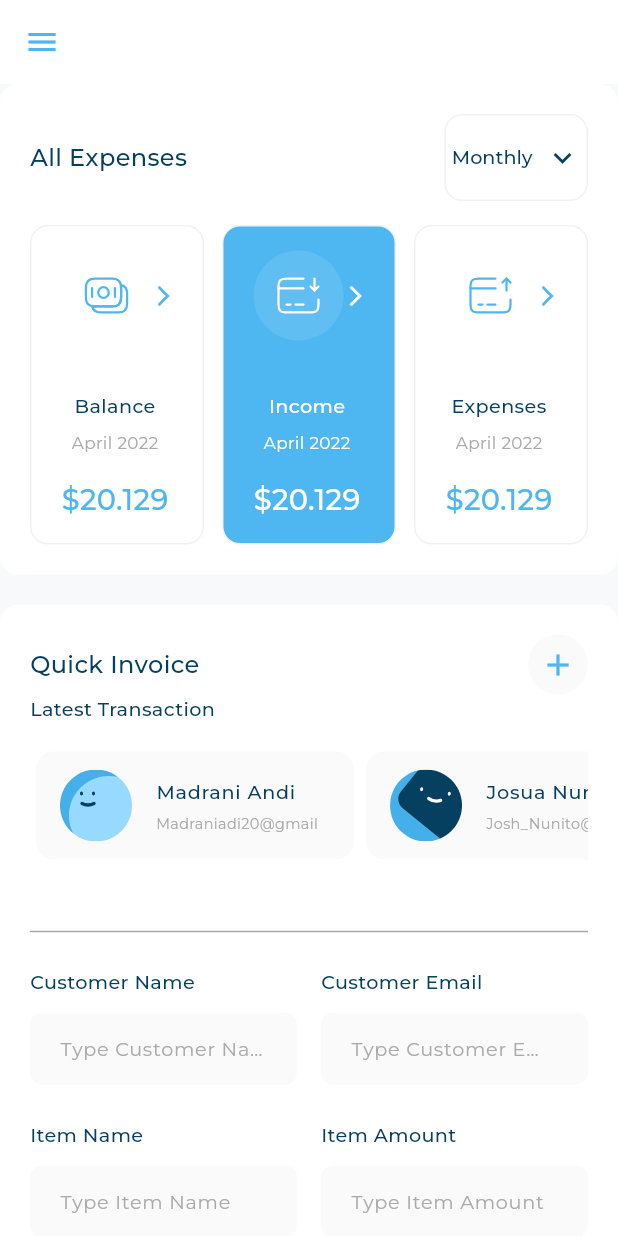
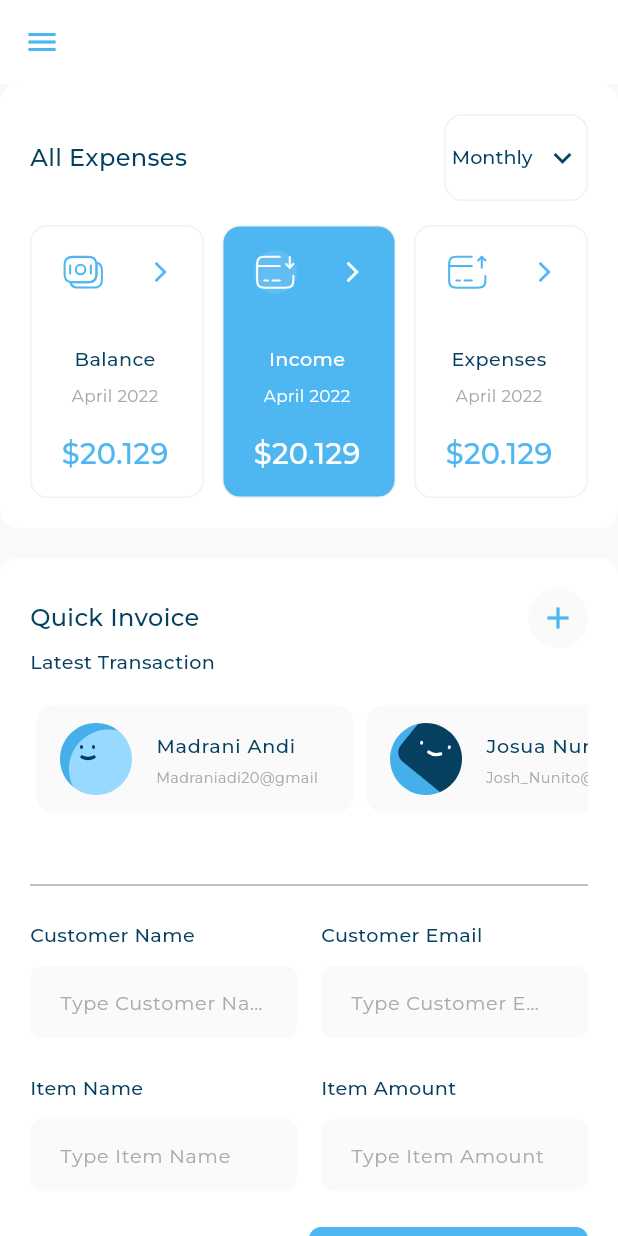
Before and after one commit to MohammedHafiz2710/responsive_dashboard, a Flutter app: the screen it shows after launch, after a tap on "Income", on a phone screen of 412 x 824 dp. Run offline on Flutter 3.47's test engine with Material 3 defaults, Android fonts, the phone set to English and light mode, and no system bars; our stand-ins replace bloc, device_preview, expandable_page_view, fl_chart, flutter_bloc, flutter_credit_card and 1 more.

Commit message:
Responsive Dashboard Done

```diff
--- a/lib/Core/widgets/custom_button.dart
+++ b/lib/Core/widgets/custom_button.dart
@@ -21,7 +21,11 @@ class CustomButton extends StatelessWidget {
           overlayColor: Colors.grey.shade100,
           shape: RoundedRectangleBorder(borderRadius: BorderRadius.circular(8)),
         ),
-        child: Text(title, style: AppStyles.styleSemiBold18(context).copyWith(color: titleColor)),
+        child: Text(
+          textAlign: TextAlign.center,
+          title,
+          style: AppStyles.styleSemiBold18(context).copyWith(color: titleColor),
+        ),
       ),
     );
   }
--- a/lib/Features/homepage/presentation/views/home_page.dart
+++ b/lib/Features/homepage/presentation/views/home_page.dart
@@ -16,6 +16,7 @@ class HomePage extends StatelessWidget {
       drawer: MediaQuery.sizeOf(context).width < 800 ? CustomDrawer() : null,
       appBar: MediaQuery.sizeOf(context).width < 800
           ? AppBar(
+              surfaceTintColor: Colors.transparent,
               leading: IconButton(
                 onPressed: () {
                   scaffoldKey.currentState!.openDrawer();
--- a/lib/Features/homepage/presentation/views/widgets/all_expensess_item_header.dart
+++ b/lib/Features/homepage/presentation/views/widgets/all_expensess_item_header.dart
@@ -10,14 +10,20 @@ class AllExpensessItemHeader extends StatelessWidget {
   Widget build(BuildContext context) {
     return Row(
       children: [
-        Container(
-          width: 60,
-          height: 60,
-          decoration: ShapeDecoration(color: Colors.white.withValues(alpha: 0.10), shape: OvalBorder()),
-          child: SvgPicture.asset(
-            image,
-            fit: BoxFit.scaleDown,
-            colorFilter: isActive ? ColorFilter.mode(Colors.white, BlendMode.srcIn) : null,
+        Flexible(
+          child: ConstrainedBox(
+            constraints: BoxConstraints(maxWidth: 60),
+            child: AspectRatio(
+              aspectRatio: 1,
+              child: Container(
+                decoration: ShapeDecoration(color: Colors.white.withValues(alpha: 0.10), shape: OvalBorder()),
+                child: SvgPicture.asset(
+                  image,
+                  fit: BoxFit.scaleDown,
+                  colorFilter: isActive ? ColorFilter.mode(Colors.white, BlendMode.srcIn) : null,
+                ),
+              ),
+            ),
           ),
         ),
         Expanded(child: SizedBox()),
--- a/lib/Features/homepage/presentation/views/widgets/all_expensess_item_list_view_builder.dart
+++ b/lib/Features/homepage/presentation/views/widgets/all_expensess_item_list_view_builder.dart
@@ -17,8 +17,8 @@ class AllExpensessItemListViewBuilder extends StatelessWidget {
     return BlocProvider(
       create: (context) => SelecetdItemExpensesCubit(),
       child: Row(
+        // old solution
         spacing: 12,
-        // old solution
         children: items.asMap().entries.map((e) {
           int index = e.key;
           var item = e.value;
--- a/lib/Features/homepage/presentation/views/widgets/detailed_income_chart.dart
+++ b/lib/Features/homepage/presentation/views/widgets/detailed_income_chart.dart
@@ -14,7 +14,10 @@ class _DetailedIncomeChartState extends State<DetailedIncomeChart> {
 
   @override
   Widget build(BuildContext context) {
-    return AspectRatio(aspectRatio: 1, child: PieChart(getChartData()));
+    return ConstrainedBox(
+      constraints: BoxConstraints(maxHeight: 250, maxWidth: 250),
+      child: AspectRatio(aspectRatio: 1, child: PieChart(getChartData())),
+    );
   }
 
   PieChartData getChartData() {
--- a/lib/Features/homepage/presentation/views/widgets/in_active_expensess_item.dart
+++ b/lib/Features/homepage/presentation/views/widgets/in_active_expensess_item.dart
@@ -27,11 +27,20 @@ class InActiveExpensessItem extends StatelessWidget {
           SizedBox(height: 34),
           Column(
             children: [
-              Text(item.title, style: AppStyles.styleSemiBold16(context)),
+              FittedBox(
+                fit: BoxFit.scaleDown,
+                child: Text(item.title, style: AppStyles.styleSemiBold16(context)),
+              ),
               SizedBox(height: 8),
-              Text(item.subtitle, style: AppStyles.styleRegular14(context)),
+              FittedBox(
+                fit: BoxFit.scaleDown,
+                child: Text(item.subtitle, style: AppStyles.styleRegular14(context)),
+              ),
               SizedBox(height: 16),
-              Text("\$${item.amount}", style: AppStyles.styleSemiBold24(context)),
+              FittedBox(
+                fit: BoxFit.scaleDown,
+                child: Text("\$${item.amount}", style: AppStyles.styleSemiBold24(context)),
+              ),
             ],
           ),
         ],
@@ -64,11 +73,23 @@ class ActiveExpensessItem extends StatelessWidget {
           SizedBox(height: 34),
           Column(
             children: [
-              Text(item.title, style: AppStyles.styleSemiBold16(context).copyWith(color: Colors.white)),
+              FittedBox(
+                fit: BoxFit.scaleDown,
+                child: Text(item.title, style: AppStyles.styleSemiBold16(context).copyWith(color: Colors.white)),
+              ),
               SizedBox(height: 8),
-              Text(item.subtitle, style: AppStyles.styleRegular14(context).copyWith(color: Colors.white)),
+              FittedBox(
+                fit: BoxFit.scaleDown,
+                child: Text(item.subtitle, style: AppStyles.styleRegular14(context).copyWith(color: Colors.white)),
+              ),
               SizedBox(height: 16),
-              Text("\$${item.amount}", style: AppStyles.styleSemiBold24(context).copyWith(color: Colors.white)),
+              FittedBox(
+                fit: BoxFit.scaleDown,
+                child: Text(
+                  "\$${item.amount}",
+                  style: AppStyles.styleSemiBold24(context).copyWith(color: Colors.white),
+                ),
+              ),
             ],
           ),
         ],
--- a/lib/Features/homepage/presentation/views/widgets/income_chart.dart
+++ b/lib/Features/homepage/presentation/views/widgets/income_chart.dart
@@ -13,7 +13,10 @@ class _IncomeChartState extends State<IncomeChart> {
 
   @override
   Widget build(BuildContext context) {
-    return AspectRatio(aspectRatio: 1, child: PieChart(getChartData()));
+    return ConstrainedBox(
+      constraints: BoxConstraints(maxHeight: 250, maxWidth: 250),
+      child: AspectRatio(aspectRatio: 1, child: PieChart(getChartData())),
+    );
   }
 
   PieChartData getChartData() {
--- a/lib/Features/homepage/presentation/views/widgets/quick_invoice_form.dart
+++ b/lib/Features/homepage/presentation/views/widgets/quick_invoice_form.dart
@@ -28,10 +28,12 @@ class QuickInvoiceForm extends StatelessWidget {
         Row(
           children: [
             Expanded(
-              child: CustomButton(
-                title: "Add more details",
-                onPressed: () {},
-                backgroundColor: Colors.white,
+              child: Align(
+                child: CustomButton(
+                  title: "Add more details",
+                  onPressed: () {},
+                  backgroundColor: Colors.white,
+                ),
               ),
             ),
             Expanded(
```
